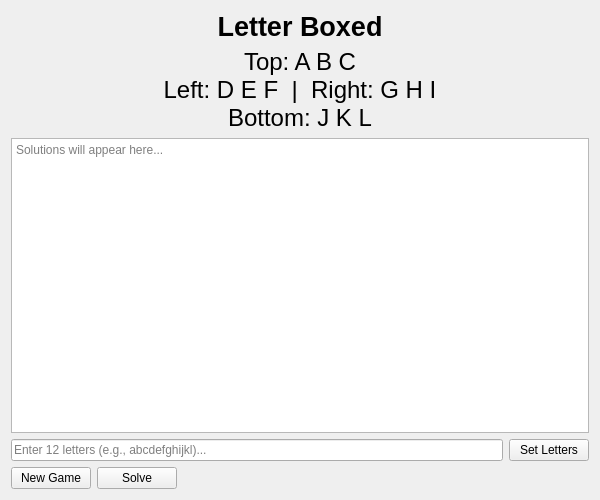
The window that src/gui/LetterBoxedWidget.ui (satsinush/word-games) describes before a commit, drawn with Qt 5.
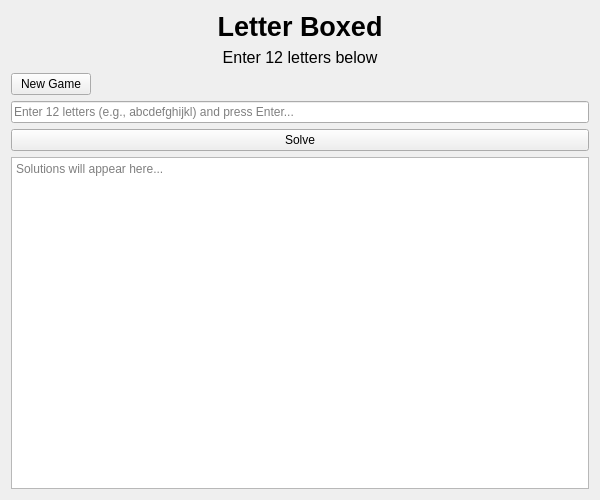
The same window after the commit.

Diff of the .ui file:
```diff
--- a/src/gui/LetterBoxedWidget.ui
+++ b/src/gui/LetterBoxedWidget.ui
@@ -35,13 +35,11 @@
     <widget class="QLabel" name="boxLabel">
      <property name="font">
       <font>
-       <pointsize>18</pointsize>
+       <pointsize>12</pointsize>
       </font>
      </property>
      <property name="text">
-      <string>Top: A B C
-Left: D E F  |  Right: G H I
-Bottom: J K L</string>
+      <string>Enter 12 letters below</string>
      </property>
      <property name="alignment">
       <set>Qt::AlignCenter</set>
@@ -49,35 +47,7 @@
     </widget>
    </item>
    <item>
-    <widget class="QTextEdit" name="outputArea">
-     <property name="readOnly">
-      <bool>true</bool>
-     </property>
-     <property name="placeholderText">
-      <string>Solutions will appear here...</string>
-     </property>
-    </widget>
-   </item>
-   <item>
-    <layout class="QHBoxLayout" name="inputLayout">
-     <item>
-      <widget class="QLineEdit" name="inputField">
-       <property name="placeholderText">
-        <string>Enter 12 letters (e.g., abcdefghijkl)...</string>
-       </property>
-      </widget>
-     </item>
-     <item>
-      <widget class="QPushButton" name="submitBtn">
-       <property name="text">
-        <string>Set Letters</string>
-       </property>
-      </widget>
-     </item>
-    </layout>
-   </item>
-   <item>
-    <layout class="QHBoxLayout" name="controlLayout">
+    <layout class="QHBoxLayout" name="topControlLayout">
      <item>
       <widget class="QPushButton" name="newGameBtn">
        <property name="text">
@@ -86,14 +56,7 @@
       </widget>
      </item>
      <item>
-      <widget class="QPushButton" name="solveBtn">
-       <property name="text">
-        <string>Solve</string>
-       </property>
-      </widget>
-     </item>
-     <item>
-      <spacer name="horizontalSpacer">
+      <spacer name="topHorizontalSpacer">
        <property name="orientation">
         <enum>Qt::Horizontal</enum>
        </property>
@@ -107,6 +70,30 @@
      </item>
     </layout>
    </item>
+   <item>
+    <widget class="QLineEdit" name="inputField">
+     <property name="placeholderText">
+      <string>Enter 12 letters (e.g., abcdefghijkl) and press Enter...</string>
+     </property>
+    </widget>
+   </item>
+   <item>
+    <widget class="QPushButton" name="solveBtn">
+     <property name="text">
+      <string>Solve</string>
+     </property>
+    </widget>
+   </item>
+   <item>
+    <widget class="QTextEdit" name="outputArea">
+     <property name="readOnly">
+      <bool>true</bool>
+     </property>
+     <property name="placeholderText">
+      <string>Solutions will appear here...</string>
+     </property>
+    </widget>
+   </item>
   </layout>
  </widget>
  <resources/>
```
